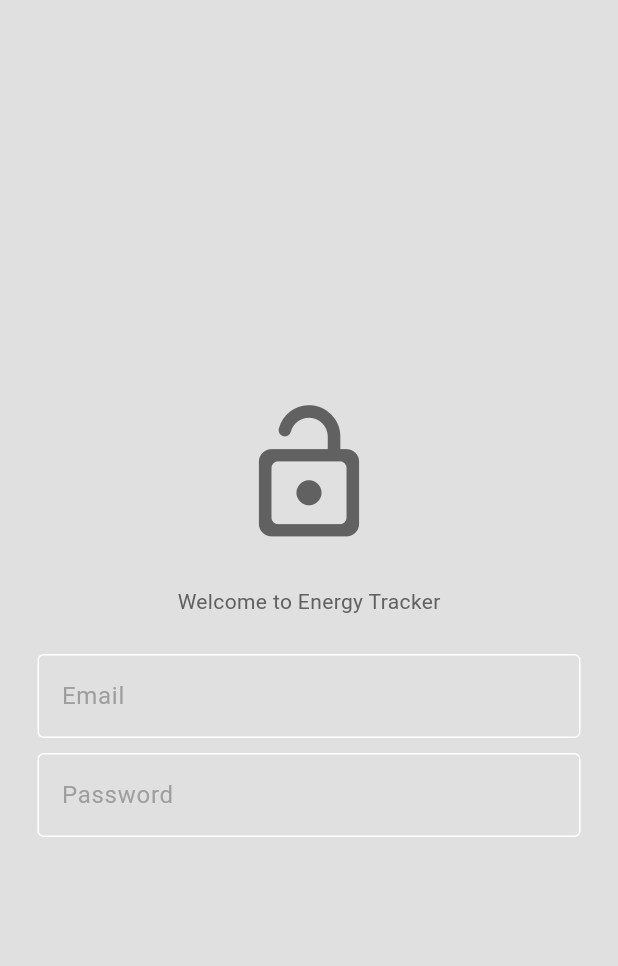
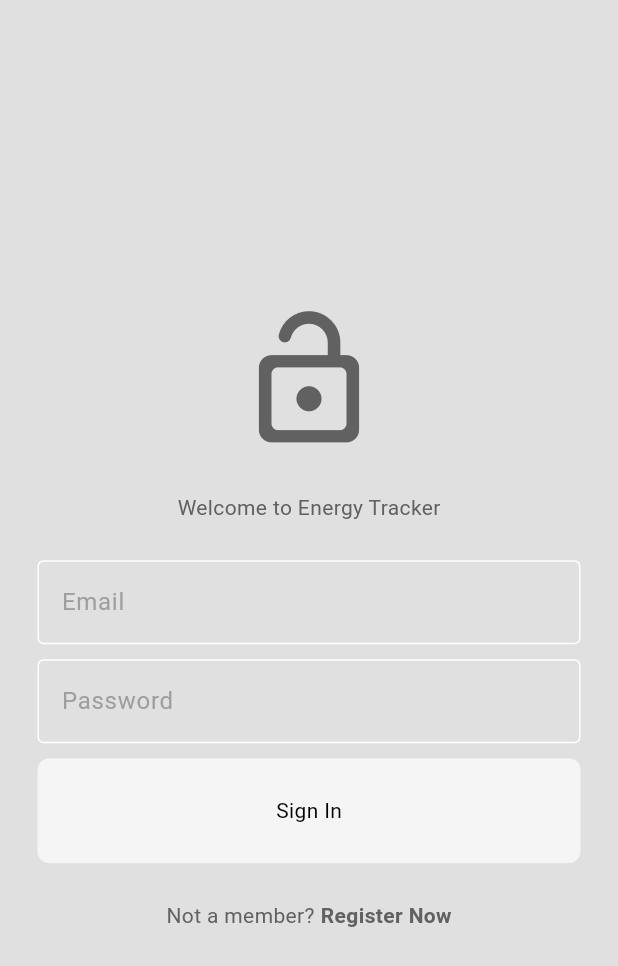
Before and after one commit to sunidhisharma03/EMCS, a Flutter app: the screen it shows after launch, on a phone screen of 412 x 824 dp. Shown: the top 966 px of the screen. Run offline on Flutter 3.47's test engine with Material 3 defaults, Android fonts, the phone set to English and light mode, and no system bars.

Commit message:
Small changes made

```diff
--- /dev/null
+++ b/lib/components/my_button.dart
@@ -0,0 +1,30 @@
+import 'package:flutter/material.dart';
+
+class MyButton extends StatelessWidget {
+  final Function()? onTap;
+  final String text;
+
+  const MyButton({
+    super.key,
+    required this.onTap,
+    required this.text,
+  });
+
+  @override
+  Widget build(BuildContext context) {
+    return GestureDetector(
+      onTap: onTap,
+      child: Container(
+          padding: const EdgeInsets.all(25),
+          margin: const EdgeInsets.symmetric(horizontal: 25),
+          decoration: BoxDecoration(
+            color: Theme.of(context).colorScheme.secondary,
+            borderRadius: BorderRadius.circular(8),
+          ),
+          child: Center(
+              child: Text(
+            text,
+          ))),
+    );
+  }
+}
--- a/lib/main.dart
+++ b/lib/main.dart
@@ -17,7 +17,9 @@ class MyApp extends StatelessWidget {
   Widget build(BuildContext context) {
     return MaterialApp(
       debugShowCheckedModeBanner: false,
-      home: LoginPage(),
+      home: LoginPage(
+        onTap: () {},
+      ),
       theme: Provider.of<ThemeProvider>(context).themeData,
     );
   }
--- a/lib/pages/login_page.dart
+++ b/lib/pages/login_page.dart
@@ -1,11 +1,20 @@
 import 'package:flutter/material.dart';
+import 'package:my_flutter_app/components/my_button.dart';
 import 'package:my_flutter_app/components/my_textfeild.dart';
 
-class LoginPage extends StatelessWidget {
+class LoginPage extends StatefulWidget {
+  final void Function()? onTap;
+
+  const LoginPage({super.key, required this.onTap});
+
+  @override
+  State<LoginPage> createState() => _LoginPageState();
+}
+
+class _LoginPageState extends State<LoginPage> {
+  //text editing controllers
   final TextEditingController emailController = TextEditingController();
   final TextEditingController passwordController = TextEditingController();
-
-  LoginPage({super.key});
 
   @override
   Widget build(BuildContext context) {
@@ -43,6 +52,34 @@ class LoginPage extends StatelessWidget {
               hintText: "Password",
               obscureText: true, // Corrected spelling here
             ),
+
+            const SizedBox(height: 10),
+
+            MyButton(
+              text: "Sign In",
+              onTap: () {},
+            ),
+            const SizedBox(height: 25),
+
+            //not a member login now
+            Row(
+              mainAxisAlignment: MainAxisAlignment.center,
+              children: [
+                Text("Not a member?",
+                    style: TextStyle(
+                      color: Theme.of(context).colorScheme.inversePrimary,
+                    )),
+                const SizedBox(width: 4),
+                GestureDetector(
+                  onTap: widget.onTap,
+                  child: Text("Register Now",
+                      style: TextStyle(
+                        color: Theme.of(context).colorScheme.inversePrimary,
+                        fontWeight: FontWeight.bold,
+                      )),
+                ),
+              ],
+            )
           ],
         ),
       ),
```
Also changed, not shown: lib/pages/register_page.dart (added), pubspec.lock, 1 other file.
